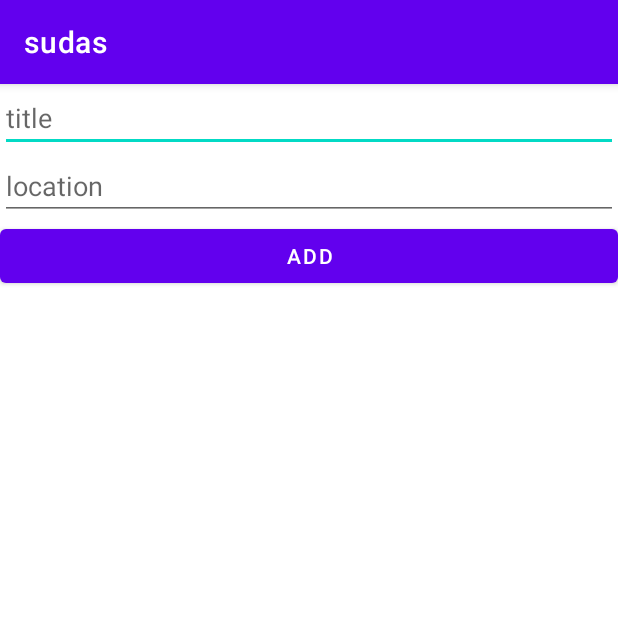
After one commit to Tyzanol/sudas, an Android app: the AddPositionActivity screen opened directly, with no data from a screen before it, on a phone screen of 412 x 824 dp, the top half of it. The commit adds this screen. Run offline under Robolectric (Android 15) with nearby library versions, the phone set to English and light mode, and no system bars; our stand-ins replace Firebase (no records; nobody signed in at launch, a user with empty details on screens opened directly).

Commit message:
Add position cards - TODO fix isMatch

```diff
--- a/app/src/main/AndroidManifest.xml
+++ b/app/src/main/AndroidManifest.xml
@@ -24,6 +24,9 @@
             android:name=".LoginActivity"
             android:exported="true" />
         <activity
+            android:name=".AddPositionActivity"
+            android:exported="true" />
+        <activity
             android:name=".RegistrationActivity"
             android:exported="true" />
         <activity
--- /dev/null
+++ b/app/src/main/java/com/example/sudas/AddPositionActivity.java
@@ -0,0 +1,65 @@
+package com.example.sudas;
+
+import androidx.annotation.NonNull;
+import androidx.appcompat.app.AppCompatActivity;
+
+import android.content.Intent;
+import android.os.Bundle;
+import android.view.View;
+import android.widget.Button;
+import android.widget.EditText;
+import android.widget.RadioButton;
+import android.widget.RadioGroup;
+import android.widget.Toast;
+
+import com.google.android.gms.tasks.OnCompleteListener;
+import com.google.android.gms.tasks.Task;
+import com.google.firebase.auth.AuthResult;
+import com.google.firebase.auth.FirebaseAuth;
+import com.google.firebase.auth.FirebaseUser;
+import com.google.firebase.database.DatabaseReference;
+import com.google.firebase.database.FirebaseDatabase;
+
+import java.util.HashMap;
+import java.util.Map;
+
+public class AddPositionActivity extends AppCompatActivity {
+
+    Button mAddPosition;
+
+    private EditText mTitle, mLocation;
+    private FirebaseAuth mAuth;
+    private String currentUserID;
+
+
+    @Override
+    protected void onCreate(Bundle savedInstanceState) {
+        super.onCreate(savedInstanceState);
+        setContentView(R.layout.activity_add_position);
+
+        mAuth = FirebaseAuth.getInstance();
+        currentUserID = FirebaseAuth.getInstance().getCurrentUser().getUid();
+
+        mAddPosition = (Button) findViewById(R.id.addNewPosition);
+        mTitle = (EditText) findViewById(R.id.title);
+        mLocation = (EditText) findViewById(R.id.location);
+
+        mAddPosition.setOnClickListener(new View.OnClickListener() {
+            @Override
+            public void onClick(View view) {
+                final String title = mTitle.getText().toString();
+                final String location = mLocation.getText().toString();
+
+                String userId =  mAuth.getCurrentUser().getUid();
+                DatabaseReference currentUserPositions = FirebaseDatabase.getInstance("https://sudas-1b8ee-default-rtdb.europe-west1.firebasedatabase.app/").getReference().child("users").child(userId).child("positions");
+                DatabaseReference newPositionDb = currentUserPositions.push();
+                Map newPosition = new HashMap();
+                newPosition.put("title", title);
+                newPosition.put("location", location);
+                newPosition.put("recruiterId", currentUserID);
+                newPositionDb.setValue(newPosition);
+                finish();
+            }
+        });
+    }
+}
--- /dev/null
+++ b/app/src/main/res/layout/activity_add_position.xml
@@ -0,0 +1,24 @@
+<?xml version="1.0" encoding="utf-8"?>
+<LinearLayout xmlns:android="http://schemas.android.com/apk/res/android"
+    xmlns:app="http://schemas.android.com/apk/res-auto"
+    xmlns:tools="http://schemas.android.com/tools"
+    android:layout_width="match_parent"
+    android:layout_height="match_parent"
+    tools:context=".RegistrationActivity"
+    android:orientation="vertical">
+    <EditText
+        android:layout_width="match_parent"
+        android:layout_height="wrap_content"
+        android:hint="title"
+        android:id="@+id/title"/>
+    <EditText
+        android:layout_width="match_parent"
+        android:layout_height="wrap_content"
+        android:hint="location"
+        android:id="@+id/location"/>
+    <Button
+        android:layout_width="match_parent"
+        android:layout_height="wrap_content"
+        android:text="add"
+        android:id="@+id/addNewPosition"/>
+</LinearLayout>
--- a/app/src/main/res/layout/activity_settings.xml
+++ b/app/src/main/res/layout/activity_settings.xml
@@ -38,6 +38,10 @@
         android:layout_height="wrap_content"
         android:id="@+id/back"
         android:text="back"/>
-
+    <Button
+        android:layout_width="match_parent"
+        android:layout_height="wrap_content"
+        android:id="@+id/addPosition"
+        android:text="add position"/>
 
 </LinearLayout>
```
Also changed, not shown: app/src/main/java/com/example/sudas/MainActivity.java (+105 -7 lines), app/src/main/java/com/example/sudas/SettingsActivity.java (+11 -2 lines), app/src/main/java/com/example/sudas/positions/Position.java (added, +47 -0 lines), app/src/main/java/com/example/sudas/positions/positionAdapter.java (added, +38 -0 lines), app/src/main/res/layout/item_position.xml (added, +18 -0 lines).
